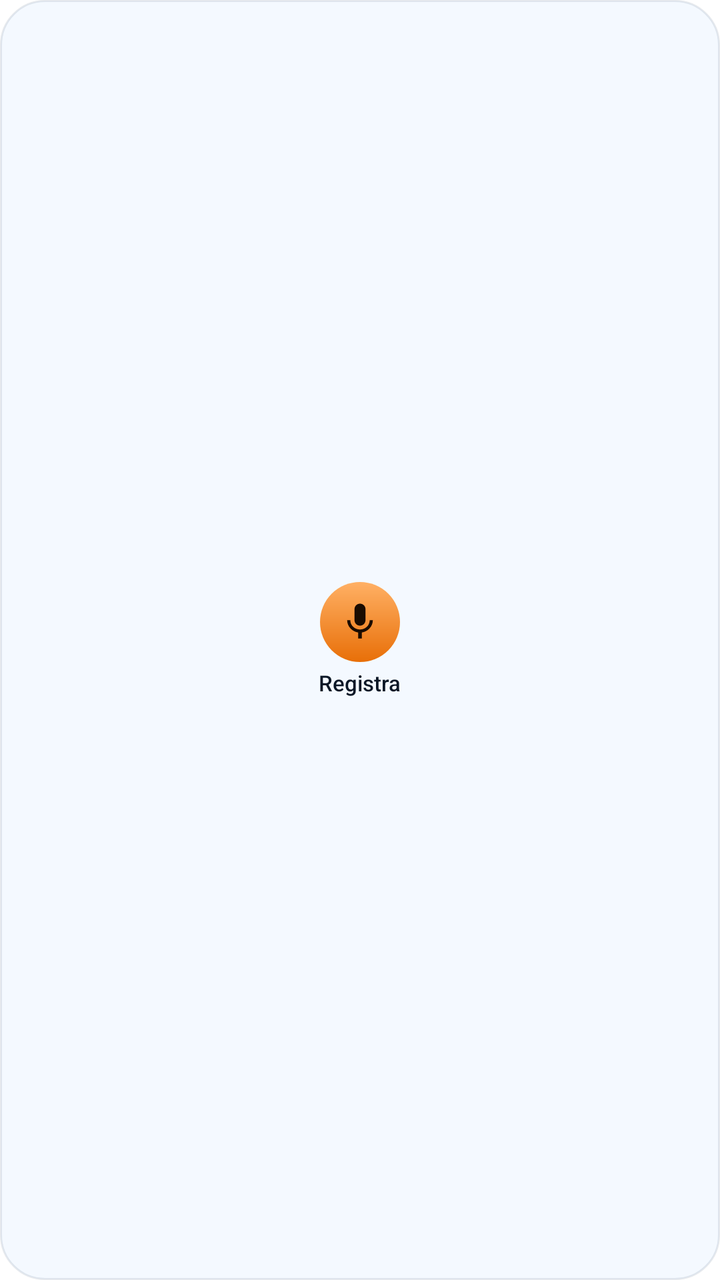
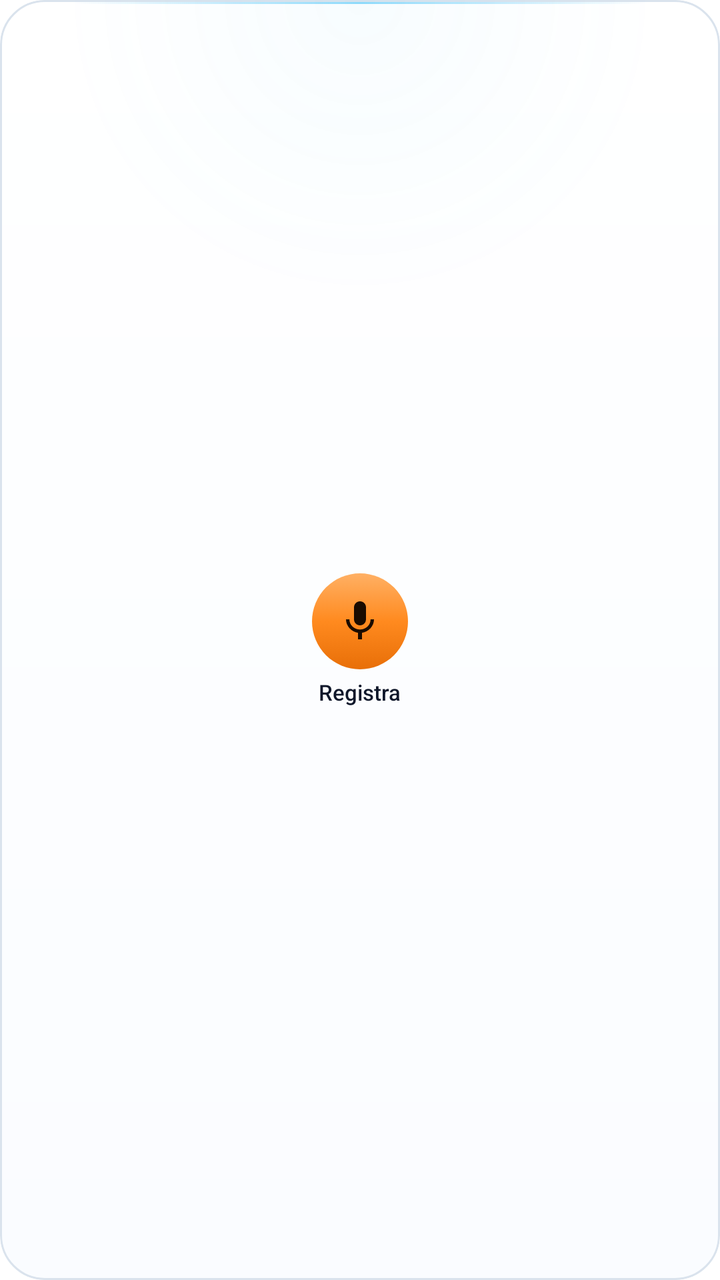

Screens rendered from an Android XML layout before and after an edit, with the pre-edit source and the edit as a unified diff.
<!-- AndroidManifest.xml: fallback theme Theme.MaterialComponents.DayNight.NoActionBar -->
<!-- res/layout/widget_registra.xml -->
<?xml version="1.0" encoding="utf-8"?>
<LinearLayout xmlns:android="http://schemas.android.com/apk/res/android"
    android:id="@+id/widget_record_root"
    android:layout_width="match_parent"
    android:layout_height="match_parent"
    android:background="@drawable/widget_background"
    android:gravity="center"
    android:orientation="vertical"
    android:padding="6dp">

    <FrameLayout
        android:layout_width="40dp"
        android:layout_height="40dp"
        android:background="@drawable/widget_record_button">

        <ImageView
            android:layout_width="22dp"
            android:layout_height="22dp"
            android:layout_gravity="center"
            android:contentDescription="@string/widget_registra_nome"
            android:src="@drawable/ic_widget_mic" />
    </FrameLayout>

    <TextView
        android:layout_width="wrap_content"
        android:layout_height="wrap_content"
        android:layout_marginTop="3dp"
        android:fontFamily="sans-serif-medium"
        android:maxLines="1"
        android:text="@string/widget_registra_testo"
        android:textColor="@color/widget_text"
        android:textSize="11sp" />
</LinearLayout>
<!-- resources referenced by this layout -->
<resources>
  <color name="widget_text">#FF0B1726</color>
  <!-- drawable widget_background (drawable) -->
  <?xml version="1.0" encoding="utf-8"?>
  <shape xmlns:android="http://schemas.android.com/apk/res/android"
      android:shape="rectangle">
      <solid android:color="@color/widget_background" />
      <stroke android:width="1dp" android:color="@color/widget_border" />
      <corners android:radius="22dp" />
  </shape>
  <!-- drawable widget_record_button (drawable) -->
  <?xml version="1.0" encoding="utf-8"?>
  <shape xmlns:android="http://schemas.android.com/apk/res/android"
      android:shape="oval">
      <gradient
          android:angle="270"
          android:startColor="@color/widget_record_top"
          android:endColor="@color/widget_record_bottom" />
  </shape>
  <color name="widget_background">#F2F4F9FF</color>
  <color name="widget_border">#1A0F2A4D</color>
  <!-- unchanged entries left out for length: 6 -->
</resources>

<!-- the commit's change to res/layout/widget_registra.xml (unified diff, before → after) -->
@@ -1,33 +1,79 @@
 <?xml version="1.0" encoding="utf-8"?>
-<LinearLayout xmlns:android="http://schemas.android.com/apk/res/android"
-    android:id="@+id/widget_record_root"
+<FrameLayout xmlns:android="http://schemas.android.com/apk/res/android"
+    android:id="@android:id/background"
     android:layout_width="match_parent"
     android:layout_height="match_parent"
     android:background="@drawable/widget_background"
-    android:gravity="center"
-    android:orientation="vertical"
-    android:padding="6dp">
+    android:clipToOutline="true"
+    android:contentDescription="@string/widget_registra_avvia"
+    android:padding="8dp">
 
-    <FrameLayout
-        android:layout_width="40dp"
-        android:layout_height="40dp"
-        android:background="@drawable/widget_record_button">
+    <LinearLayout
+        android:id="@+id/record_icon_group"
+        android:layout_width="wrap_content"
+        android:layout_height="wrap_content"
+        android:layout_gravity="center"
+        android:gravity="center_horizontal"
+        android:orientation="vertical">
+
+        <FrameLayout
+            android:id="@+id/record_icon_button"
+            android:layout_width="48dp"
+            android:layout_height="48dp"
+            android:background="@drawable/widget_record_button"
+            android:contentDescription="@string/widget_registra_avvia">
+
+            <ImageView
+                android:layout_width="24dp"
+                android:layout_height="24dp"
+                android:layout_gravity="center"
+                android:importantForAccessibility="no"
+                android:src="@drawable/ic_widget_mic" />
+        </FrameLayout>
+
+        <TextView
+            android:id="@+id/record_icon_label"
+            android:layout_width="wrap_content"
+            android:layout_height="wrap_content"
+            android:layout_marginTop="4dp"
+            android:fontFamily="sans-serif-medium"
+            android:maxLines="1"
+            android:text="@string/widget_registra_testo"
+            android:textColor="@color/widget_text"
+            android:textSize="11sp" />
+    </LinearLayout>
+
+    <LinearLayout
+        android:id="@+id/record_pill"
+        android:layout_width="match_parent"
+        android:layout_height="44dp"
+        android:layout_gravity="center"
+        android:layout_marginStart="4dp"
+        android:layout_marginEnd="4dp"
+        android:background="@drawable/widget_record_pill"
+        android:contentDescription="@string/widget_registra_avvia"
+        android:gravity="center"
+        android:orientation="horizontal"
+        android:paddingStart="12dp"
+        android:paddingEnd="14dp"
+        android:visibility="gone">
 
         <ImageView
-            android:layout_width="22dp"
-            android:layout_height="22dp"
-            android:layout_gravity="center"
-            android:contentDescription="@string/widget_registra_nome"
+            android:layout_width="20dp"
+            android:layout_height="20dp"
+            android:importantForAccessibility="no"
             android:src="@drawable/ic_widget_mic" />
-    </FrameLayout>
 
-    <TextView
-        android:layout_width="wrap_content"
-        android:layout_height="wrap_content"
-        android:layout_marginTop="3dp"
-        android:fontFamily="sans-serif-medium"
-        android:maxLines="1"
-        android:text="@string/widget_registra_testo"
-        android:textColor="@color/widget_text"
-        android:textSize="11sp" />
-</LinearLayout>
+        <TextView
+            android:id="@+id/record_pill_label"
+            android:layout_width="wrap_content"
+            android:layout_height="wrap_content"
+            android:layout_marginStart="8dp"
+            android:ellipsize="end"
+            android:fontFamily="sans-serif-medium"
+            android:maxLines="1"
+            android:text="@string/widget_registra_nome"
+            android:textColor="@color/widget_on_record"
+            android:textSize="14sp" />
+    </LinearLayout>
+</FrameLayout>
<!-- resource entries referenced after the edit -->
@@ -1,25 +1,114 @@
 <!-- resources referenced by this layout -->
 <resources>
-  <color name="widget_text">#FF0B1726</color>
+  <color name="widget_text">#FF0F172A</color>
   <!-- drawable widget_background (drawable) -->
   <?xml version="1.0" encoding="utf-8"?>
-  <shape xmlns:android="http://schemas.android.com/apk/res/android"
-      android:shape="rectangle">
-      <solid android:color="@color/widget_background" />
-      <stroke android:width="1dp" android:color="@color/widget_border" />
-      <corners android:radius="22dp" />
-  </shape>
+  <layer-list xmlns:android="http://schemas.android.com/apk/res/android">
+      <item>
+          <shape android:shape="rectangle">
+              <gradient
+                  android:angle="270"
+                  android:centerColor="@color/widget_bg_mid"
+                  android:centerY="0.34"
+                  android:endColor="@color/widget_bg_bottom"
+                  android:startColor="@color/widget_bg_top" />
+              <stroke
+                  android:width="1dp"
+                  android:color="@color/widget_border" />
+              <corners android:radius="22dp" />
+          </shape>
+      </item>
+      <item>
+          <shape android:shape="rectangle">
+              <gradient
+                  android:centerX="0.5"
+                  android:centerY="0"
+                  android:endColor="@color/widget_spot_end"
+                  android:gradientRadius="150dp"
+                  android:startColor="@color/widget_spot"
+                  android:type="radial" />
+              <corners android:radius="22dp" />
+          </shape>
+      </item>
+      <item
+          android:height="1dp"
+          android:gravity="top|fill_horizontal"
+          android:left="36dp"
+          android:right="36dp"
+          android:top="1dp">
+          <shape android:shape="rectangle">
+              <gradient
+                  android:angle="0"
+                  android:centerColor="@color/widget_light_line"
+                  android:endColor="#00FFFFFF"
+                  android:startColor="#00FFFFFF" />
+          </shape>
+      </item>
+  </layer-list>
   <!-- drawable widget_record_button (drawable) -->
   <?xml version="1.0" encoding="utf-8"?>
-  <shape xmlns:android="http://schemas.android.com/apk/res/android"
-      android:shape="oval">
-      <gradient
-          android:angle="270"
-          android:startColor="@color/widget_record_top"
-          android:endColor="@color/widget_record_bottom" />
-  </shape>
-  <color name="widget_background">#F2F4F9FF</color>
-  <color name="widget_border">#1A0F2A4D</color>
+  <selector xmlns:android="http://schemas.android.com/apk/res/android">
+      <item android:state_pressed="true">
+          <shape android:shape="oval">
+              <solid android:color="@color/widget_record_pressed" />
+          </shape>
+      </item>
+      <item>
+          <shape android:shape="oval">
+              <gradient
+                  android:angle="270"
+                  android:centerColor="@color/widget_record_mid"
+                  android:endColor="@color/widget_record_bottom"
+                  android:startColor="@color/widget_record_top" />
+          </shape>
+      </item>
+  </selector>
+  <!-- drawable widget_record_pill (drawable) -->
+  <?xml version="1.0" encoding="utf-8"?>
+  <selector xmlns:android="http://schemas.android.com/apk/res/android">
+      <item android:state_pressed="true">
+          <shape android:shape="rectangle">
+              <solid android:color="@color/widget_record_pressed" />
+              <corners android:radius="14dp" />
+          </shape>
+      </item>
+      <item>
+          <layer-list>
+              <item>
+                  <shape android:shape="rectangle">
+                      <gradient
+                          android:angle="270"
+                          android:centerColor="@color/widget_record_mid"
+                          android:centerY="0.52"
+                          android:endColor="@color/widget_record_bottom"
+                          android:startColor="@color/widget_record_top" />
+                      <corners android:radius="14dp" />
+                  </shape>
+              </item>
+              <item
+                  android:height="1dp"
+                  android:gravity="top|fill_horizontal"
+                  android:left="10dp"
+                  android:right="10dp"
+                  android:top="1dp">
+                  <shape android:shape="rectangle">
+                      <solid android:color="@color/widget_record_highlight" />
+                  </shape>
+              </item>
+          </layer-list>
+      </item>
+  </selector>
+  <string name="widget_registra_avvia">Avvia la registrazione della lezione</string>
+  <color name="widget_bg_mid">#F7FDFEFF</color>
+  <color name="widget_bg_bottom">#F7FAFCFF</color>
+  <color name="widget_bg_top">#F7FFFFFF</color>
+  <color name="widget_border">#FFDAE3ED</color>
+  <color name="widget_spot_end">#0038BDF8</color>
+  <color name="widget_spot">#0A38BDF8</color>
+  <color name="widget_light_line">#8C38BDF8</color>
+  <color name="widget_record_pressed">#FFD86408</color>
+  <color name="widget_record_mid">#FFFF8A1F</color>
+  <color name="widget_record_highlight">#BFFFECD2</color>
   <!-- unchanged entries left out for length: 6 -->
 </resources>
 
